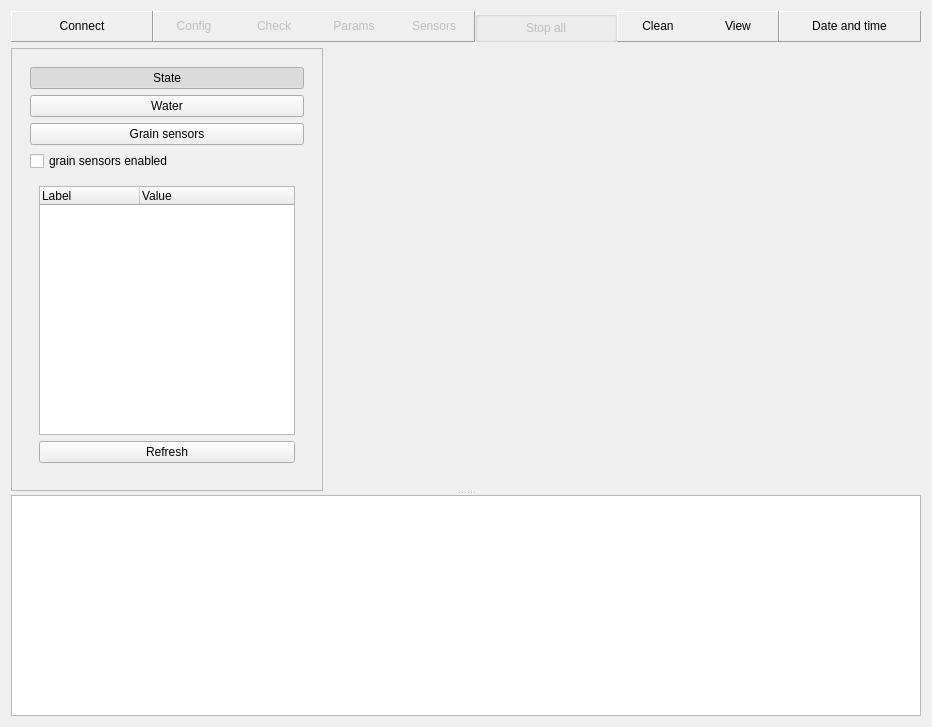
Shmuma/grain-watering, file gui/mainwindow.ui: the form before one commit.
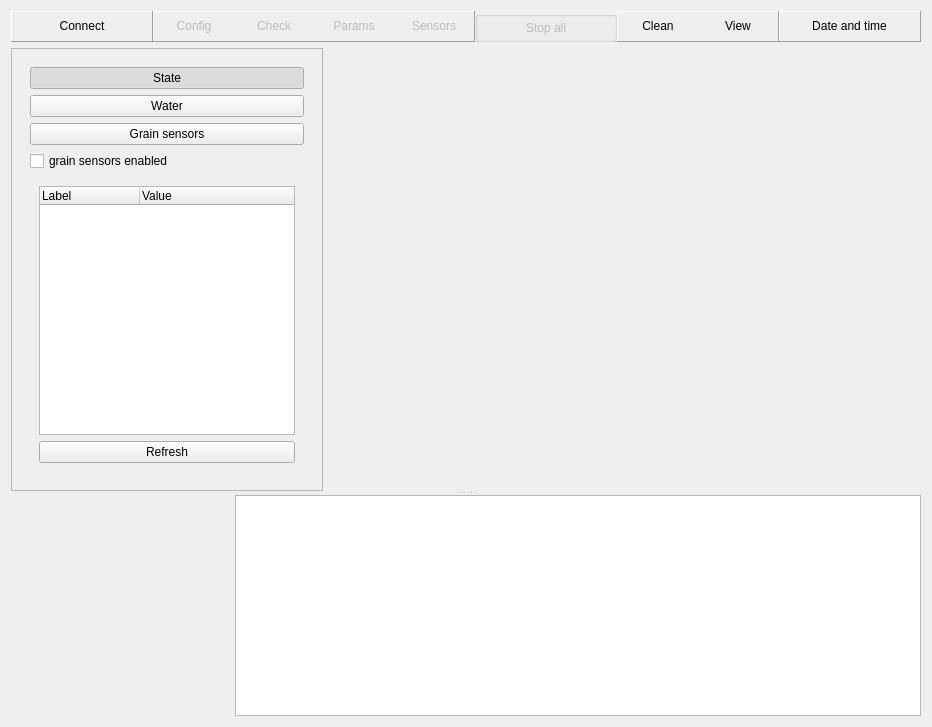
The form after the commit. Custom widgets are drawn as their Qt base class.

Commit message: BSU control outline.

The edit to the form file:
```diff
--- a/gui/mainwindow.ui
+++ b/gui/mainwindow.ui
@@ -796,7 +796,41 @@
        </item>
       </layout>
      </widget>
-     <widget class="QListWidget" name="logListView" />
+     <widget class="QWidget" name="" >
+      <layout class="QHBoxLayout" >
+       <item>
+        <widget class="QFrame" name="bsuControlPanel" >
+         <property name="frameShape" >
+          <enum>QFrame::NoFrame</enum>
+         </property>
+         <property name="frameShadow" >
+          <enum>QFrame::Plain</enum>
+         </property>
+         <layout class="QVBoxLayout" >
+          <item>
+           <widget class="BSUControl" native="1" name="bsuControl" >
+            <property name="sizePolicy" >
+             <sizepolicy vsizetype="Preferred" hsizetype="Minimum" >
+              <horstretch>0</horstretch>
+              <verstretch>0</verstretch>
+             </sizepolicy>
+            </property>
+            <property name="minimumSize" >
+             <size>
+              <width>200</width>
+              <height>0</height>
+             </size>
+            </property>
+           </widget>
+          </item>
+         </layout>
+        </widget>
+       </item>
+       <item>
+        <widget class="QListWidget" name="logListView" />
+       </item>
+      </layout>
+     </widget>
     </widget>
    </item>
   </layout>
@@ -813,6 +847,12 @@
    <header>stagecontrol.h</header>
    <container>1</container>
   </customwidget>
+  <customwidget>
+   <class>BSUControl</class>
+   <extends>QWidget</extends>
+   <header>bsucontrol.h</header>
+   <container>1</container>
+  </customwidget>
  </customwidgets>
  <resources/>
  <connections>
```
The commit also changes 8 other files.
